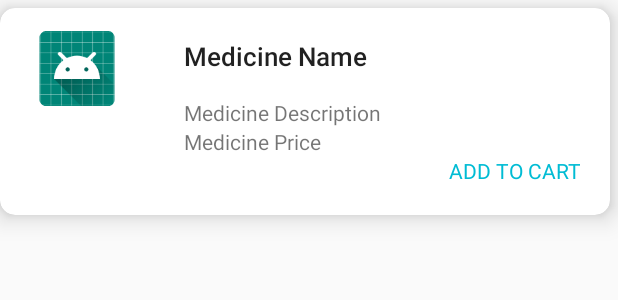
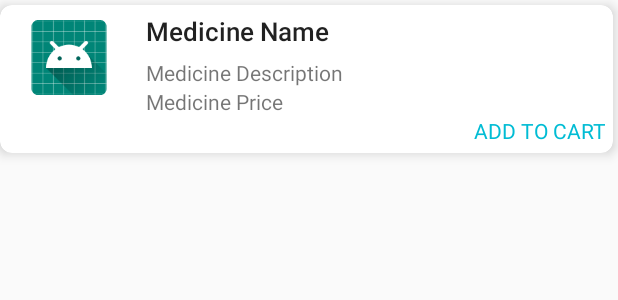
Before and after one commit to Darshana147/Practo, an Android app: the layout search_medicine_card_layout.xml on its own in the app's theme, with its tools: preview values and no code run, on a phone screen of 412 x 824 dp. Shown: the top 300 px of the screen. Run offline under Robolectric (Android 15) with nearby library versions, the phone set to English and light mode, and no system bars.

Commit message:
cart badge layout added

```diff
--- a/app/src/main/java/com/example/practo/Activities/OrderMedicineActivity.kt
+++ b/app/src/main/java/com/example/practo/Activities/OrderMedicineActivity.kt
@@ -92,6 +92,7 @@ class OrderMedicineActivity : AppCompatActivity(),OnPlaceMedicineOrderListener,O
     }
 
     override fun onAddToCartFromSearchMedicinesListener(medicine:Medicine,qty:Int) {
+        Toast.makeText(applicationContext,"Item Added To Cart",Toast.LENGTH_SHORT).show()
         viewCartFragment.addItemToCart(medicine,qty)
     }
 
--- /dev/null
+++ b/app/src/main/res/drawable/badge_background.xml
@@ -0,0 +1,6 @@
+<?xml version="1.0" encoding="utf-8"?>
+<shape xmlns:android="http://schemas.android.com/apk/res/android"
+android:shape="oval">
+    <solid android:color="@color/colorAccent"/>
+    <stroke android:color="@android:color/white" android:width="1dp"/>
+</shape>
--- a/app/src/main/res/layout/search_medicine_card_layout.xml
+++ b/app/src/main/res/layout/search_medicine_card_layout.xml
@@ -4,11 +4,11 @@
         xmlns:android="http://schemas.android.com/apk/res/android"
         android:layout_width="match_parent" xmlns:app="http://schemas.android.com/apk/res-auto"
         android:orientation="horizontal"
-        app:cardCornerRadius="10dp"
-        android:layout_marginTop="5dp"
-        android:layout_marginBottom="5dp"
-        android:layout_marginRight="5dp"
-        app:cardElevation="10dp"
+        app:cardCornerRadius="8dp"
+        android:layout_marginTop="3dp"
+        android:layout_marginBottom="3dp"
+        android:layout_marginRight="3dp"
+        app:cardElevation="5dp"
         android:layout_height="wrap_content">
 
     <LinearLayout
@@ -18,16 +18,15 @@
 
 
     <ImageView
-            android:layout_margin="15dp"
+            android:layout_margin="10dp"
             android:id="@+id/medicine_imv"
             android:src="@mipmap/ic_launcher"
             android:layout_width="wrap_content"
             android:layout_height="50dp"/>
 
     <LinearLayout
-            android:padding="10dp"
             android:orientation="vertical"
-            android:layout_margin="10dp"
+            android:layout_margin="5dp"
             android:layout_width="match_parent"
             android:layout_height="wrap_content">
 
@@ -38,7 +37,7 @@
                 android:gravity="start"
                 android:textAppearance="@style/Base.TextAppearance.AppCompat.Body2"
                 android:textSize="17sp"
-                android:layout_height="40dp"/>
+                android:layout_height="30dp"/>
 
         <TextView
                 android:text="Medicine Description"
--- a/app/src/main/res/menu/search_medicine_toolbar_actions_menu.xml
+++ b/app/src/main/res/menu/search_medicine_toolbar_actions_menu.xml
@@ -5,7 +5,8 @@
             android:title="view cart"
             android:id="@+id/view_cart_menu_item"
             android:icon="@drawable/ic_shopping_cart"
-            app:showAsAction="ifRoom"
+            app:actionLayout="@layout/custom_action_item_layout"
+            app:showAsAction="always"
     >
     </item>
 
```
Also changed, not shown: app/src/main/java/com/example/practo/Fragments/SearchMedicinesFragment.kt (+35 -1 lines), app/src/main/res/layout/custom_action_item_layout.xml (added, +32 -0 lines).
